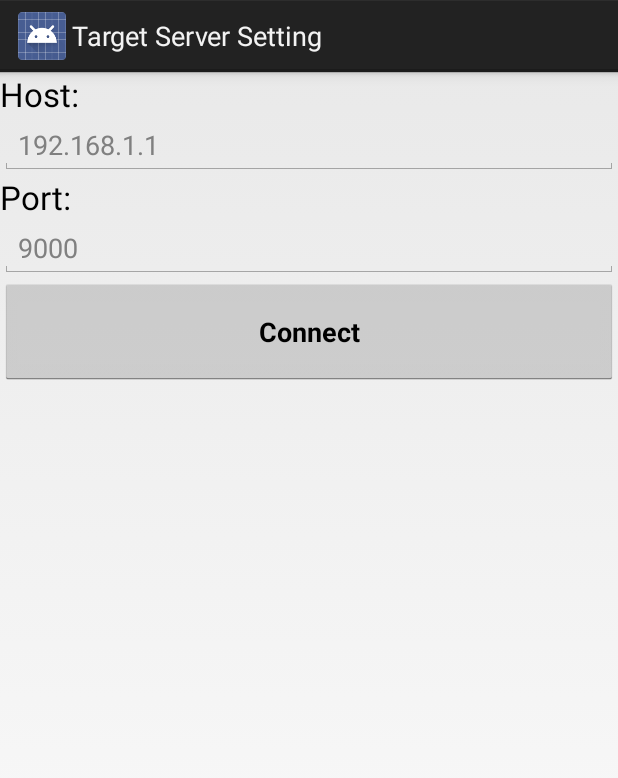
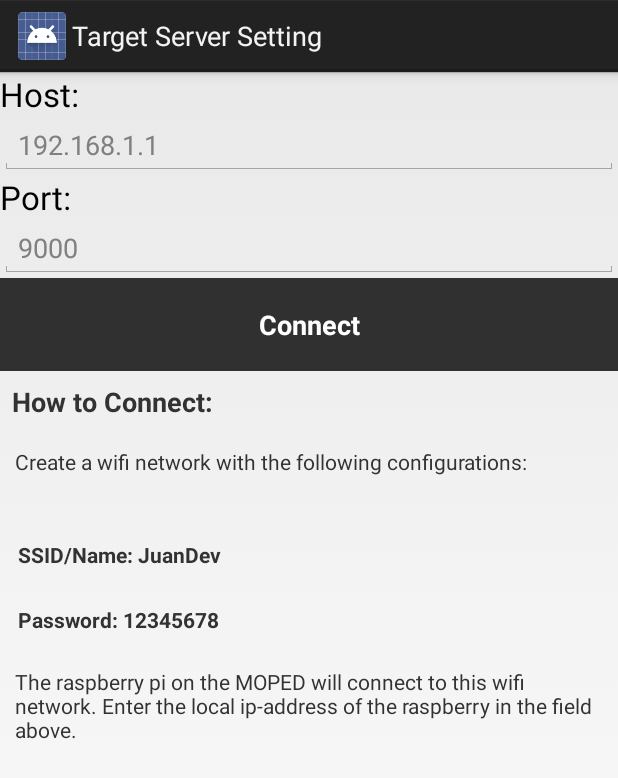
Before and after one commit to felixnorden/moppepojkar, an Android app: the SocketConnector screen opened directly, with no data from a screen before it, on a phone screen of 412 x 824 dp. Shown: the top 778 px of the screen. Run offline under Robolectric (Android 15) with nearby library versions, the light colour scheme and no system bars.

Commit message:
Added tutorial to application connect screen

```diff
--- a/src/app/WirelessIno/app/src/main/res/layout/socket_connection_build.xml
+++ b/src/app/WirelessIno/app/src/main/res/layout/socket_connection_build.xml
@@ -1,9 +1,11 @@
 <?xml version="1.0" encoding="utf-8"?>
 <LinearLayout xmlns:android="http://schemas.android.com/apk/res/android"
+              xmlns:app="http://schemas.android.com/apk/res-auto"
               android:layout_width="match_parent"
               android:layout_height="match_parent"
               android:orientation="vertical"
-              android:weightSum="1">
+              android:weightSum="1"
+    >
 
     <TextView
         android:id="@+id/tv_host"
@@ -40,9 +42,61 @@
         android:id="@+id/btn_connect"
         android:layout_width="match_parent"
         android:layout_height="wrap_content"
-        android:layout_weight="0.04"
+        android:background="@color/background_material_dark"
         android:fontFamily="sans-serif"
         android:text="@string/connect"
+        android:textAlignment="center"
+        android:textColor="@color/bright_foreground_inverse_material_light"
+        android:textStyle="bold"
+        android:layout_weight="0.04"/>
+
+    <TextView
+        android:id="@+id/textView1"
+        android:layout_width="match_parent"
+        android:layout_height="wrap_content"
+        android:padding="8dp"
+        android:paddingTop="12dp"
+        android:text="How to Connect:"
+        android:textSize="18sp"
         android:textStyle="bold"/>
 
+    <TextView
+        android:id="@+id/textView2"
+        android:layout_width="match_parent"
+        android:layout_height="wrap_content"
+        android:layout_weight="0.06"
+        android:padding="10dp"
+        android:text="Create a wifi network with the following configurations: "
+        android:textAlignment="viewStart"/>
+
+    <TextView
+        android:id="@+id/textView3"
+        android:layout_width="match_parent"
+        android:layout_height="wrap_content"
+        android:paddingTop="10dp"
+        android:text="SSID/Name: JuanDev"
+        android:textAlignment="viewStart"
+        android:textStyle="bold"
+        android:padding="12dp"/>
+
+    <TextView
+        android:id="@+id/textView4"
+        android:layout_width="match_parent"
+        android:layout_height="wrap_content"
+        android:paddingTop="10dp"
+        android:text="Password: 12345678"
+        android:textAlignment="viewStart"
+        android:textStyle="bold"
+        android:padding="12dp"/>/>
+
+    <TextView
+        android:id="@+id/textView5"
+        android:layout_width="match_parent"
+        android:layout_height="wrap_content"
+        android:layout_weight="0.17"
+        android:padding="10dp"
+        android:text="The raspberry pi on the MOPED will connect to this wifi network. Enter the local ip-address of the raspberry in the field above."
+        android:textAlignment="viewStart"/>
+
+
 </LinearLayout>
--- a/src/app/WirelessIno/app/src/main/res/values/strings.xml
+++ b/src/app/WirelessIno/app/src/main/res/values/strings.xml
@@ -1,6 +1,6 @@
 <resources>
 
-    <string name="app_name">WirelessIno</string>
+    <string name="app_name">MOPED</string>
     <string name="exit">Exit</string>
     <string name="title_connected">connected</string>
     <string name="title_not_connected">not connected</string>
```
Also changed, not shown: src/app/WirelessIno/app/src/main/java/se/sics/sse/fresta/wirelessino/Main.java (+8 -1 lines), src/app/WirelessIno/app/src/main/res/layout/activity_main.xml (+28 -12 lines).
